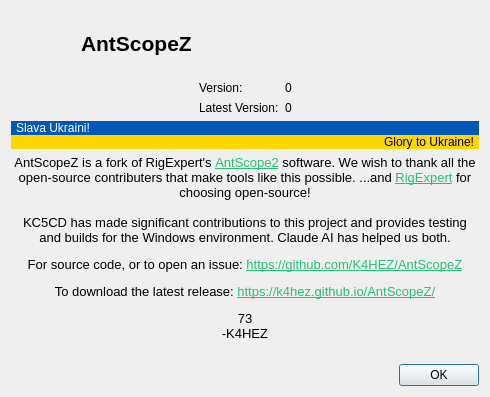
This is src/aboutdialog.ui in K4HEZ/AntScopeZ as Qt 5 draws it before an edit. The edited form follows.
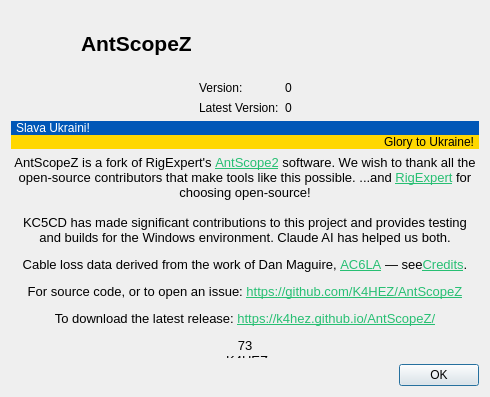
This is the edited form. Icons and pictures are not drawn.

Commit message: Credit cable data sources; fix cable preset count (#61)

Patch:
```diff
--- a/src/aboutdialog.ui
+++ b/src/aboutdialog.ui
@@ -190,7 +190,8 @@
 li.unchecked::marker { content: &quot;\2610&quot;; }
 li.checked::marker { content: &quot;\2612&quot;; }
 &lt;/style&gt;&lt;/head&gt;&lt;body style=&quot; font-family:'Ubuntu'; font-size:10pt; font-weight:400; font-style:normal;&quot;&gt;
-&lt;p style=&quot; margin-top:12px; margin-bottom:12px; margin-left:0px; margin-right:0px; -qt-block-indent:0; text-indent:0px;&quot;&gt;AntScopeZ is a fork of RigExpert's &lt;a href=&quot;https://rigexpert.com/software/antscope2/&quot;&gt;&lt;span style=&quot; text-decoration: underline; color:#27bf73;&quot;&gt;AntScope2&lt;/span&gt;&lt;/a&gt; software. We wish to thank all the open-source contributers that make tools like this possible. ...and &lt;a href=&quot;https://www.rigexpert.com&quot;&gt;&lt;span style=&quot; text-decoration: underline; color:#27bf73;&quot;&gt;RigExpert&lt;/span&gt;&lt;/a&gt; for choosing open-source!&lt;br /&gt;&lt;br /&gt;KC5CD has made significant contributions to this project and provides testing and builds for the Windows environment. Claude AI has helped us both.&lt;/p&gt;
+&lt;p style=&quot; margin-top:12px; margin-bottom:12px; margin-left:0px; margin-right:0px; -qt-block-indent:0; text-indent:0px;&quot;&gt;AntScopeZ is a fork of RigExpert's &lt;a href=&quot;https://rigexpert.com/software/antscope2/&quot;&gt;&lt;span style=&quot; text-decoration: underline; color:#27bf73;&quot;&gt;AntScope2&lt;/span&gt;&lt;/a&gt; software. We wish to thank all the open-source contributors that make tools like this possible. ...and &lt;a href=&quot;https://www.rigexpert.com&quot;&gt;&lt;span style=&quot; text-decoration: underline; color:#27bf73;&quot;&gt;RigExpert&lt;/span&gt;&lt;/a&gt; for choosing open-source!&lt;br /&gt;&lt;br /&gt;KC5CD has made significant contributions to this project and provides testing and builds for the Windows environment. Claude AI has helped us both.&lt;/p&gt;
+&lt;p style=&quot; margin-top:12px; margin-bottom:12px; margin-left:0px; margin-right:0px; -qt-block-indent:0; text-indent:0px;&quot;&gt;Cable loss data derived from the work of Dan Maguire, &lt;a href=&quot;https://www.ac6la.com&quot;&gt;&lt;span style=&quot; text-decoration: underline; color:#27bf73;&quot;&gt;AC6LA&lt;/span&gt;&lt;/a&gt; — see&lt;a href=&quot;https://github.com/K4HEZ/AntScopeZ#credits&quot;&gt;&lt;span style=&quot; text-decoration: underline; color:#27bf73;&quot;&gt;Credits&lt;/span&gt;&lt;/a&gt;.&lt;/p&gt;
 &lt;p style=&quot; margin-top:12px; margin-bottom:12px; margin-left:0px; margin-right:0px; -qt-block-indent:0; text-indent:0px;&quot;&gt;For source code, or to open an issue: &lt;a href=&quot;https://github.com/K4HEZ/AntScopeZ&quot;&gt;&lt;span style=&quot; text-decoration: underline; color:#27bf73;&quot;&gt;https://github.com/K4HEZ/AntScopeZ&lt;/span&gt;&lt;/a&gt;&lt;/p&gt;
 &lt;p style=&quot; margin-top:12px; margin-bottom:12px; margin-left:0px; margin-right:0px; -qt-block-indent:0; text-indent:0px;&quot;&gt;To download the latest release: &lt;a href=&quot;https://k4hez.github.io/AntScopeZ/&quot;&gt;&lt;span style=&quot; text-decoration: underline; color:#27bf73;&quot;&gt;https://k4hez.github.io/AntScopeZ/&lt;/span&gt;&lt;/a&gt;&lt;/p&gt;
 &lt;p style=&quot; margin-top:12px; margin-bottom:12px; margin-left:0px; margin-right:0px; -qt-block-indent:0; text-indent:0px;&quot;&gt;73 &lt;br /&gt;-K4HEZ&lt;/p&gt;&lt;/body&gt;&lt;/html&gt;</string>
```
The commit also changes 4 other files.
